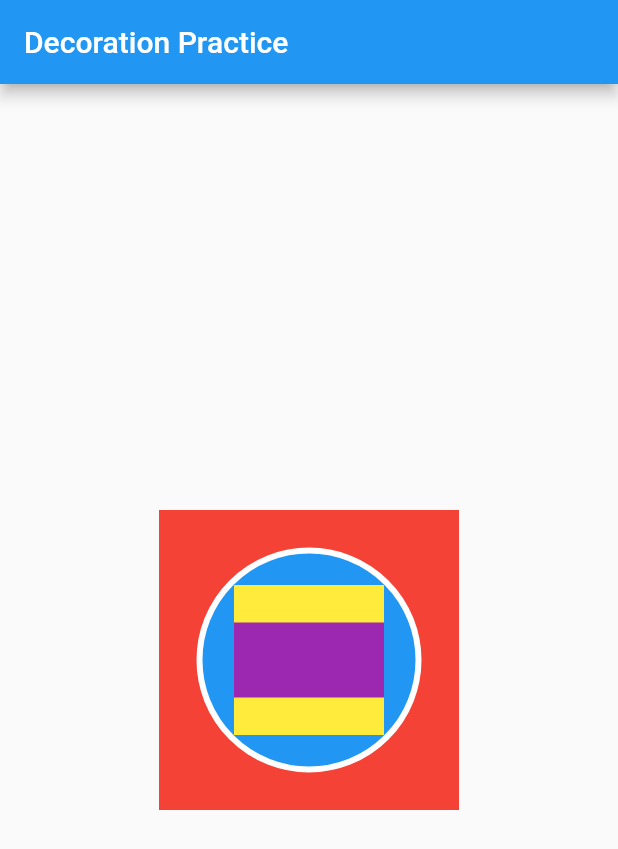
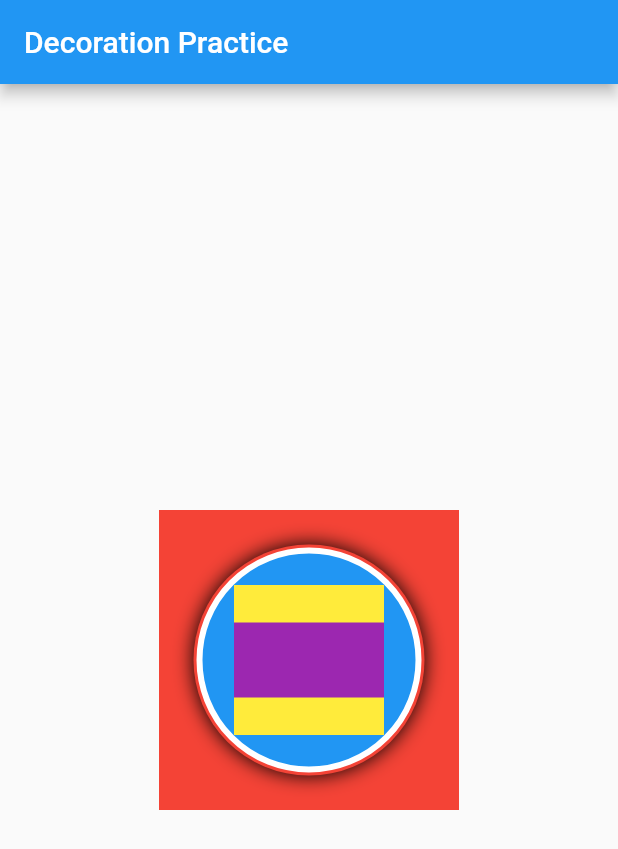
Before and after one commit to vikasmishra99195/Adding-Decoration-To-Containers-in-Flutter, a Flutter app: the screen it shows after launch, on a phone screen of 412 x 824 dp. Shown: the top 849 px of the screen. Run offline on Flutter 3.47's test engine with Material 2 defaults, Android fonts, the phone set to English and light mode, and no system bars.

Commit message:
Adding Decoration to Containers

```diff
--- a/lib/main.dart
+++ b/lib/main.dart
@@ -39,9 +39,11 @@ class _MyHomePageState extends State<MyHomePage> {
         ),
         body: Center(
           child: Container(
-            color: Colors.red,
             height: 200,
             width: 200,
+            decoration: BoxDecoration(
+              color: Colors.red,
+            ),
             child: Center(
               child: Container(
                 height: 150,
@@ -59,7 +61,14 @@ class _MyHomePageState extends State<MyHomePage> {
                       style: BorderStyle.solid,
                     ),
                     shape: BoxShape.circle,
-                ),
+                    boxShadow: [
+                      BoxShadow(
+                        blurRadius: 11,
+                        color: Colors.black,
+                        blurStyle: BlurStyle.outer,
+                        spreadRadius: 2,
+                      )
+                    ]),
                 child: Center(
                   child: Container(
                     height: 100,
```
Lines whose indentation alone changed are shown as unchanged.
